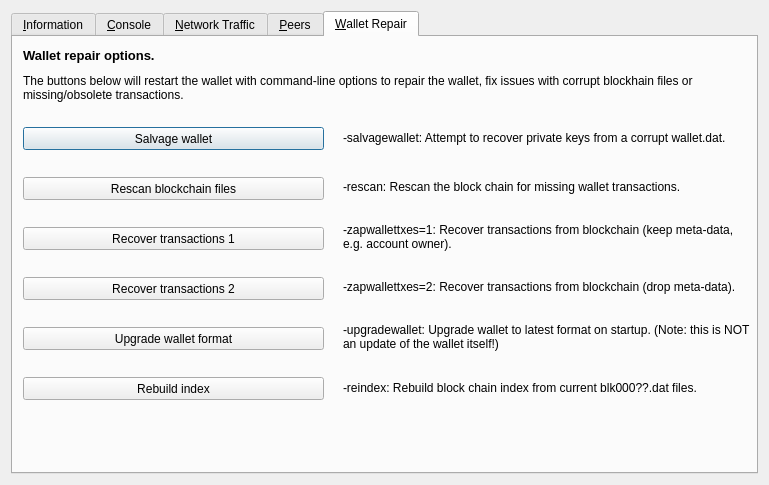
Before: the Qt Designer form src/qt/forms/rpcconsole.ui in philscurrency/philscurrency, drawn with Qt 5.
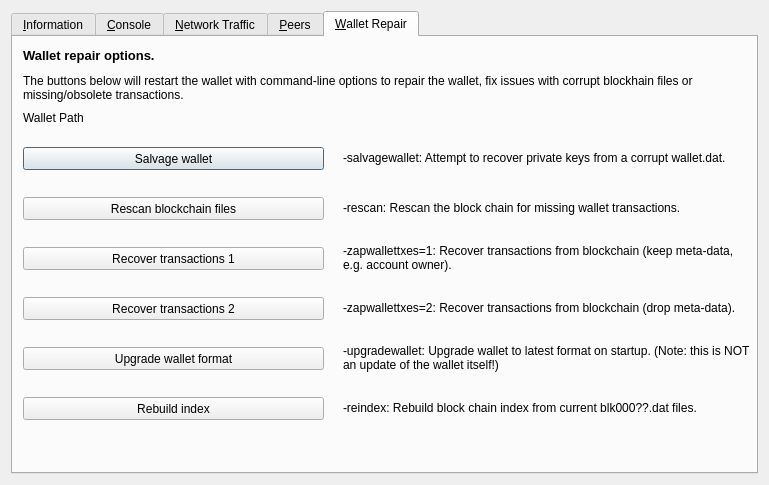
After: the same form once the commit is applied. The open tabs and pages were chosen to show the change. Icons and pictures are not drawn. Custom widgets are drawn as their Qt base class.

Commit message: Add Mn Config edit from wallet, GUI enhancements

Patch:
```diff
--- a/src/qt/forms/rpcconsole.ui
+++ b/src/qt/forms/rpcconsole.ui
@@ -1072,7 +1072,7 @@
        <property name="geometry">
         <rect>
          <x>10</x>
-         <y>90</y>
+         <y>110</y>
          <width>301</width>
          <height>23</height>
         </rect>
@@ -1091,7 +1091,7 @@
        <property name="geometry">
         <rect>
          <x>10</x>
-         <y>140</y>
+         <y>160</y>
          <width>301</width>
          <height>23</height>
         </rect>
@@ -1110,7 +1110,7 @@
        <property name="geometry">
         <rect>
          <x>10</x>
-         <y>190</y>
+         <y>210</y>
          <width>301</width>
          <height>23</height>
         </rect>
@@ -1129,7 +1129,7 @@
        <property name="geometry">
         <rect>
          <x>10</x>
-         <y>240</y>
+         <y>260</y>
          <width>301</width>
          <height>23</height>
         </rect>
@@ -1148,7 +1148,7 @@
        <property name="geometry">
         <rect>
          <x>10</x>
-         <y>290</y>
+         <y>310</y>
          <width>301</width>
          <height>23</height>
         </rect>
@@ -1189,7 +1189,7 @@
        <property name="geometry">
         <rect>
          <x>330</x>
-         <y>80</y>
+         <y>100</y>
          <width>411</width>
          <height>41</height>
         </rect>
@@ -1205,7 +1205,7 @@
        <property name="geometry">
         <rect>
          <x>330</x>
-         <y>129</y>
+         <y>150</y>
          <width>411</width>
          <height>41</height>
         </rect>
@@ -1221,7 +1221,7 @@
        <property name="geometry">
         <rect>
          <x>330</x>
-         <y>179</y>
+         <y>200</y>
          <width>411</width>
          <height>41</height>
         </rect>
@@ -1237,7 +1237,7 @@
        <property name="geometry">
         <rect>
          <x>330</x>
-         <y>229</y>
+         <y>250</y>
          <width>411</width>
          <height>41</height>
         </rect>
@@ -1253,7 +1253,7 @@
        <property name="geometry">
         <rect>
          <x>330</x>
-         <y>279</y>
+         <y>300</y>
          <width>411</width>
          <height>41</height>
         </rect>
@@ -1292,7 +1292,7 @@
        <property name="geometry">
         <rect>
          <x>10</x>
-         <y>340</y>
+         <y>360</y>
          <width>301</width>
          <height>23</height>
         </rect>
@@ -1305,7 +1305,7 @@
        <property name="geometry">
         <rect>
          <x>330</x>
-         <y>330</y>
+         <y>350</y>
          <width>411</width>
          <height>41</height>
         </rect>
@@ -1317,6 +1317,19 @@
         <bool>true</bool>
        </property>
       </widget>
+      <widget class="QLabel" name="wallet_path">
+       <property name="geometry">
+        <rect>
+         <x>10</x>
+         <y>70</y>
+         <width>711</width>
+         <height>21</height>
+        </rect>
+       </property>
+       <property name="text">
+        <string>Wallet Path</string>
+       </property>
+      </widget>
      </widget>
     </widget>
    </item>
```
The commit also changes 16 other files.
